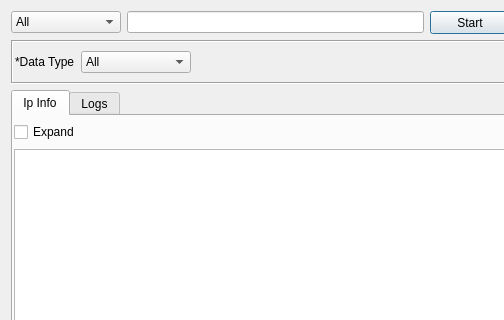
The window that gui/src/tools/MXTool.ui (3nock/OTE) describes before a commit, drawn with Qt 5; both pictures show x 0 to 504 and y 0 to 320 of the 607 by 500 pixel window.
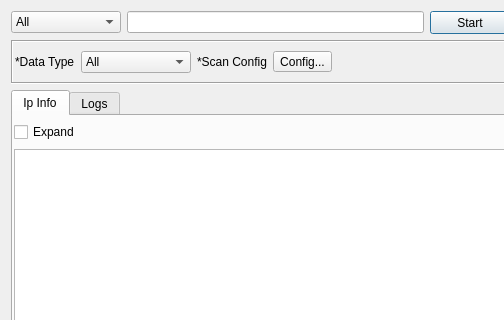
The same window after the commit.

Commit message: added new passive scan configuration dialog

```diff
--- a/gui/src/tools/MXTool.ui
+++ b/gui/src/tools/MXTool.ui
@@ -121,6 +121,20 @@
         </item>
        </widget>
       </item>
+      <item>
+       <widget class="QLabel" name="label_2">
+        <property name="text">
+         <string>*Scan Config</string>
+        </property>
+       </widget>
+      </item>
+      <item>
+       <widget class="QToolButton" name="buttonConfig">
+        <property name="text">
+         <string>Config...</string>
+        </property>
+       </widget>
+      </item>
       <item>
        <spacer name="horizontalSpacer">
         <property name="orientation">
```
The commit also changes 37 other files.
